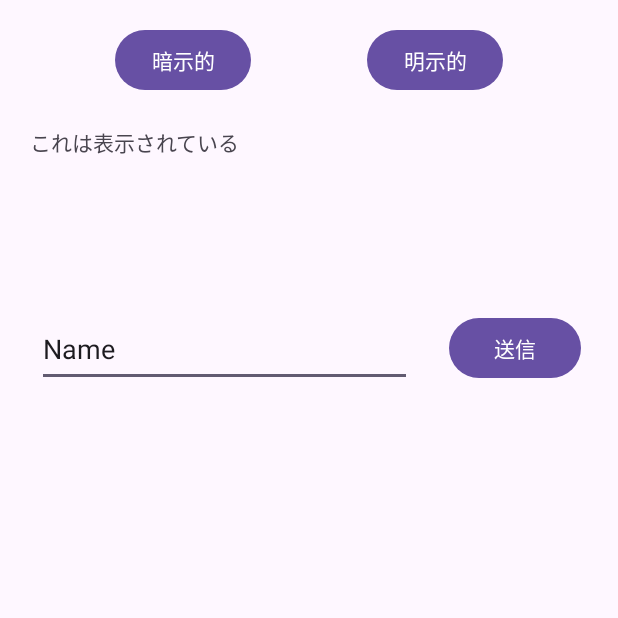
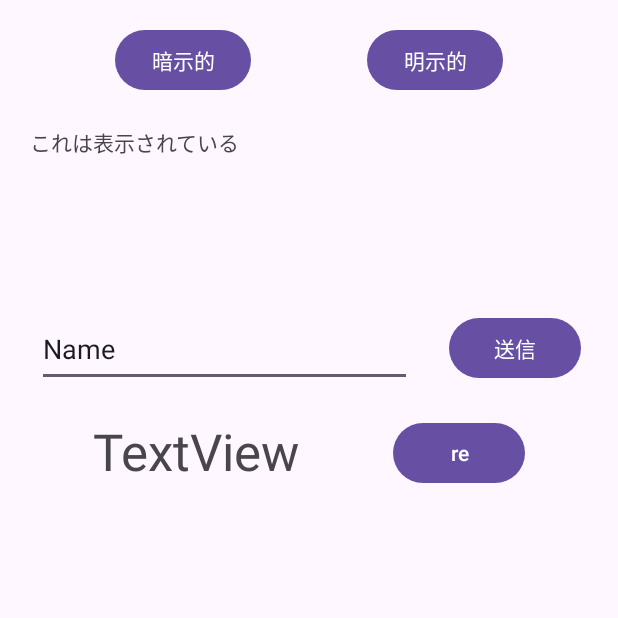
Before and after one commit to satomitu/2025_09_01_1, an Android app: the screen it shows after launch (MainActivity2), on a phone screen of 412 x 824 dp, the top half of it. Run offline under Robolectric (Android 15) with nearby library versions, the phone set to English and light mode, and no system bars.

Commit message:
アクティビティ

```diff
--- a/app/src/main/AndroidManifest.xml
+++ b/app/src/main/AndroidManifest.xml
@@ -11,6 +11,9 @@
         android:roundIcon="@mipmap/ic_launcher_round"
         android:supportsRtl="true"
         android:theme="@style/Theme._2025_09_01_1">
+        <activity
+            android:name=".MainActivity4"
+            android:exported="false" />
         <activity
             android:name=".MainActivity3"
             android:exported="false" />
--- a/app/src/main/res/layout/activity_main2.xml
+++ b/app/src/main/res/layout/activity_main2.xml
@@ -79,4 +79,24 @@
       app:layout_constraintStart_toEndOf="@id/editTextText2"
       app:layout_constraintEnd_toEndOf="parent"
       app:layout_constraintTop_toTopOf="@+id/editTextText2" />
+
+  <TextView
+      android:id="@+id/textView6"
+      android:layout_width="wrap_content"
+      android:layout_height="wrap_content"
+      android:layout_marginTop="20dp"
+      android:text="TextView"
+      android:textSize="34sp"
+      app:layout_constraintEnd_toStartOf="@id/buttonre"
+      app:layout_constraintStart_toStartOf="parent"
+      app:layout_constraintTop_toBottomOf="@id/editTextText2" />
+
+  <Button
+      android:id="@+id/buttonre"
+      android:layout_width="wrap_content"
+      android:layout_height="wrap_content"
+      android:text="re"
+      app:layout_constraintStart_toEndOf="@id/textView6"
+      app:layout_constraintEnd_toEndOf="parent"
+      app:layout_constraintTop_toTopOf="@+id/textView6" />
 </androidx.constraintlayout.widget.ConstraintLayout>
```
Also changed, not shown: app/src/main/java/jp/ac/meijou/android/s241205087/MainActivity2.java (+35 -0 lines), app/src/main/java/jp/ac/meijou/android/s241205087/MainActivity4.java (added, +52 -0 lines), app/src/main/res/layout/activity_main4.xml (added, +39 -0 lines).
